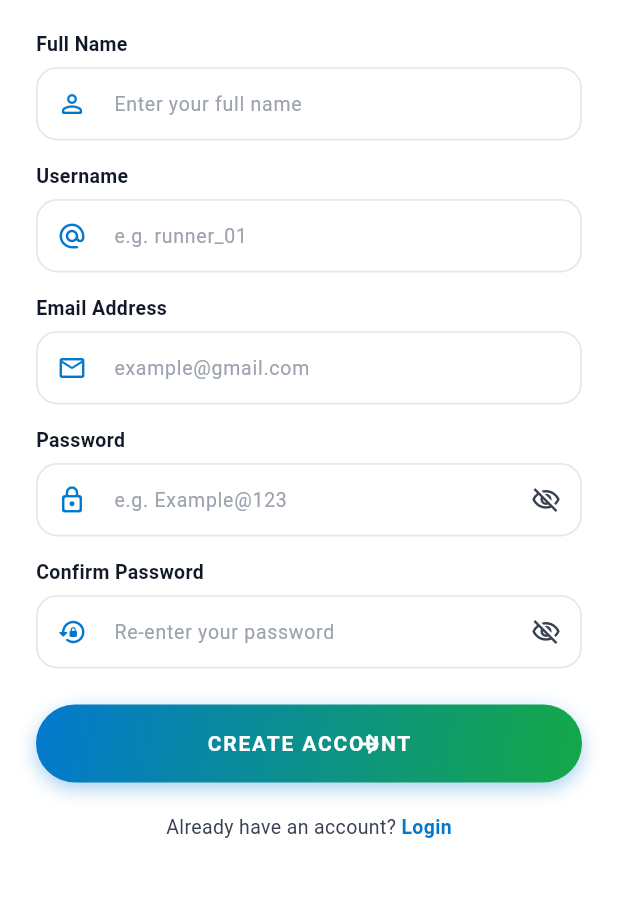
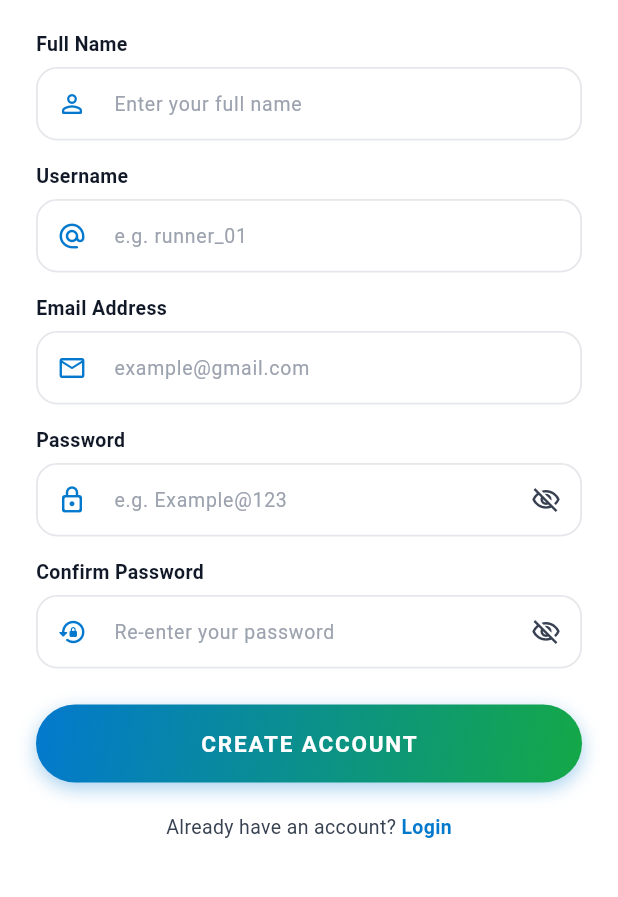
Before and after one commit to sarathi-4/fitnesstracker, a Flutter app: the RegisterScreen screen opened directly, on a phone screen of 412 x 824 dp, the part 263-1160 px from its top. Run offline on Flutter 3.47's test engine with Material 3 defaults, Android fonts, the phone set to English and light mode, and no system bars; our stand-ins replace cloud_firestore, firebase_auth, firebase_core, firebase_storage, flutter_contacts, geocoding and 7 more; missing offline and left inert: mobile_scanner; accounts and stored records are empty.

Commit message:
UI: Clean up button layout and remove overlapping arrow icons

```diff
--- a/lib/features/auth/register_screen.dart
+++ b/lib/features/auth/register_screen.dart
@@ -355,27 +355,14 @@ class _RegisterScreenState extends State<RegisterScreen> {
                                   valueColor: AlwaysStoppedAnimation<Color>(Colors.white),
                                 ),
                               )
-                            : const Stack(
-                                alignment: Alignment.center,
-                                children: [
-                                  Text(
+                            : const Text(
                                 'CREATE ACCOUNT',
                                 style: TextStyle(
                                   color: Colors.white,
-                                      fontSize: 14,
+                                  fontSize: 15,
                                   fontWeight: FontWeight.bold,
                                   letterSpacing: 1.2,
                                 ),
-                                  ),
-                                  Positioned(
-                                    right: 18,
-                                    child: Icon(
-                                      Icons.arrow_forward_rounded,
-                                      color: Colors.white,
-                                      size: 20,
-                                    ),
-                                  ),
-                                ],
                               ),
                       ),
                     ),
```
Also changed, not shown: lib/features/onboarding/welcome_screen.dart (+2 -13 lines), 1 other file. Lines whose indentation alone changed are shown as unchanged.
